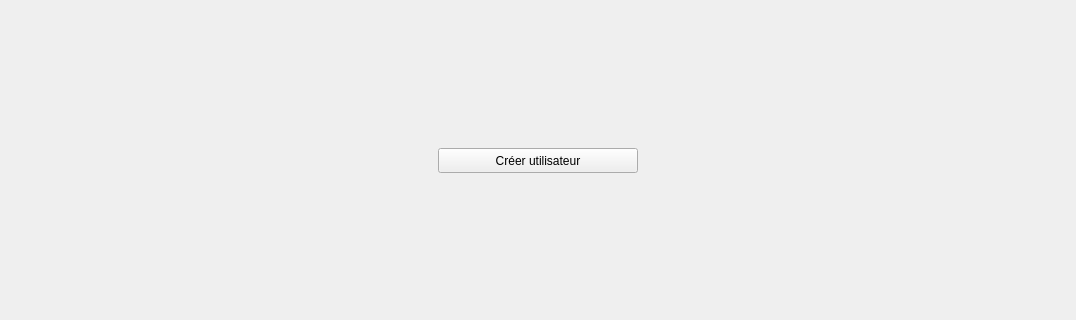
NicoAnth/TER-Card, file mainwindow.ui: the form before one commit; both pictures show x 0 to 1076 and y 181 to 501 of the 1076 by 665 pixel window.
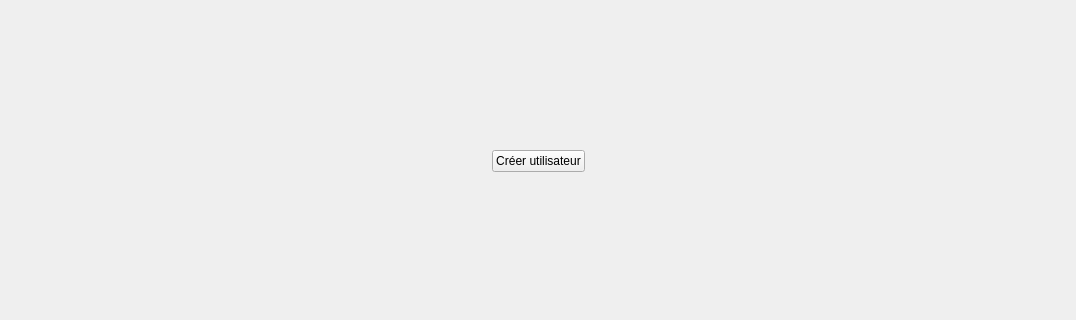
The form after the commit.

What changed in the file:
```diff
--- a/mainwindow.ui
+++ b/mainwindow.ui
@@ -39,18 +39,38 @@
          <item>
           <layout class="QHBoxLayout" name="h3">
            <item>
-            <widget class="QPushButton" name="create_userPB">
-             <property name="maximumSize">
+            <spacer name="horizontalSpacer">
+             <property name="orientation">
+              <enum>Qt::Horizontal</enum>
+             </property>
+             <property name="sizeHint" stdset="0">
               <size>
-               <width>200</width>
-               <height>25</height>
+               <width>40</width>
+               <height>20</height>
               </size>
              </property>
+            </spacer>
+           </item>
+           <item>
+            <widget class="QPushButton" name="pushButton">
              <property name="text">
               <string>Créer utilisateur</string>
              </property>
             </widget>
            </item>
+           <item>
+            <spacer name="horizontalSpacer_2">
+             <property name="orientation">
+              <enum>Qt::Horizontal</enum>
+             </property>
+             <property name="sizeHint" stdset="0">
+              <size>
+               <width>40</width>
+               <height>20</height>
+              </size>
+             </property>
+            </spacer>
+           </item>
           </layout>
          </item>
         </layout>
```
